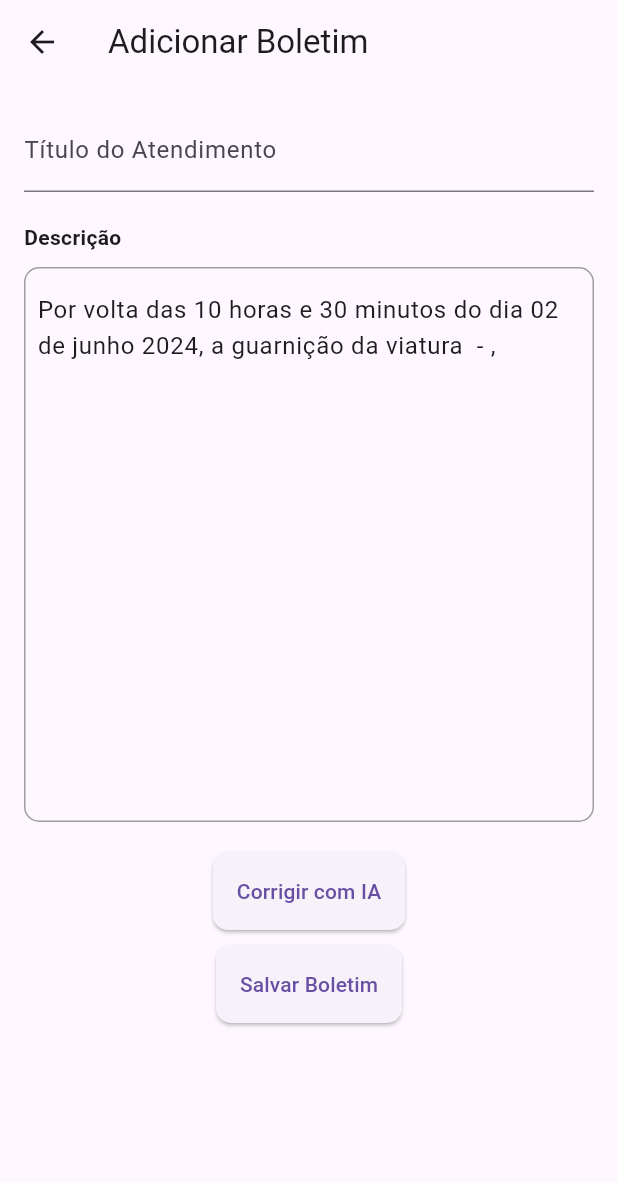
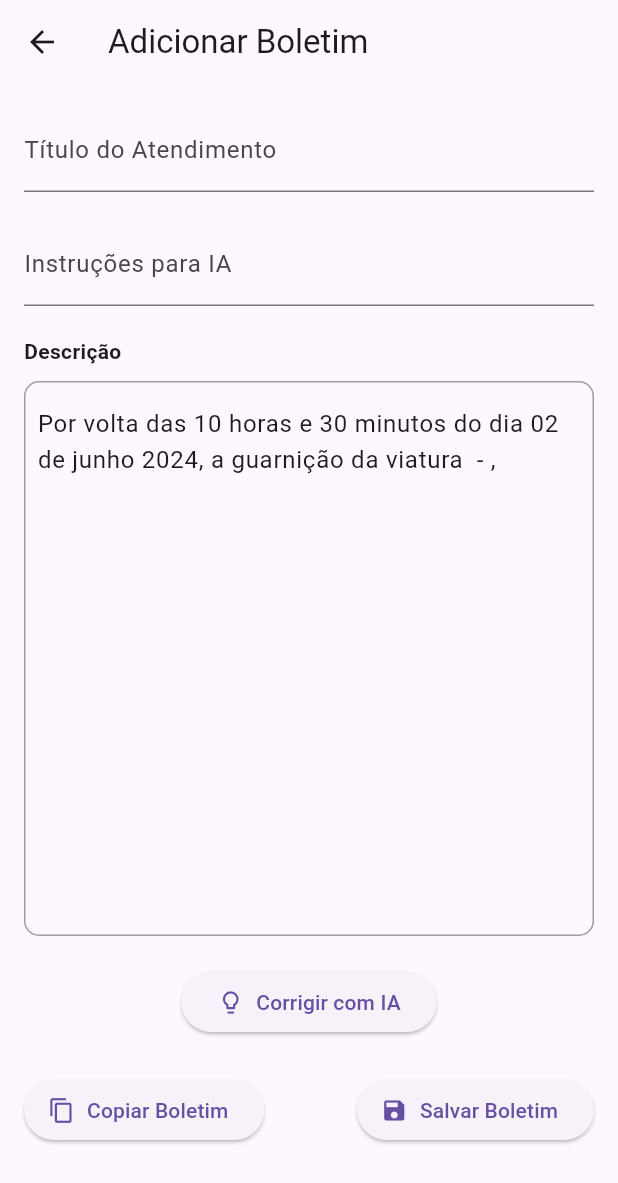
Before and after one commit to tiringa1313/note_gm, a Flutter app: the BoletimView screen opened directly with empty values, on a phone screen of 412 x 824 dp. Shown: the top 1183 px of the screen. Run offline on Flutter 3.47's test engine with Material 3 defaults, Android fonts, the light colour scheme and no system bars; our stand-ins replace shared_preferences, sqflite, sqflite_common_ffi; accounts and stored records are empty.

Commit message:
Corrigindo o texto

```diff
--- a/analysis_options.yaml
+++ b/analysis_options.yaml
@@ -9,7 +9,7 @@
 # packages, and plugins designed to encourage good coding practices.
 analyzer:
   errors:
-    depend_on_referenced_packages: ignore
+    depend_on_referenced_packages: ignore ignore
 include: package:flutter_lints/flutter.yaml
 
 linter:
--- a/lib/views/boletim_view.dart
+++ b/lib/views/boletim_view.dart
@@ -1,35 +1,86 @@
+import 'dart:convert';
+
 import 'package:flutter/material.dart';
+import 'package:flutter/services.dart';
 import 'package:intl/intl.dart';
+import 'package:http/http.dart' as http;
+import '../models/boletim.dart';
 import '../models/database_helper.dart';
-import '../models/boletim.dart';
+
+import 'dart:convert';
+import 'package:flutter/material.dart';
+import 'package:http/http.dart' as http;
+import 'package:intl/intl.dart';
+import 'package:flutter/services.dart';
+
+//sk-proj-IGbqxGYmhtEcRKPmRIRQT3BlbkFJS0cbJ7KlOVUmI46l4LMT
 
 class BoletimView extends StatelessWidget {
   final TextEditingController tituloController = TextEditingController();
   final TextEditingController descricaoController = TextEditingController();
+  final TextEditingController instrucoesController = TextEditingController();
   final String viatura;
-  final String nomenclatura; // Adicionando o parâmetro nomenclatura
+  final String nomenclatura;
 
   BoletimView({required this.viatura, required this.nomenclatura});
 
+  Future<void> corrigirTextoComIA(
+      BuildContext context, String instrucoes) async {
+    final apiKey = 'sk-proj-IGbqxGYmhtEcRKPmRIRQT3BlbkFJS0cbJ7KlOVUmI46l4LMT';
+    final url = 'https://api.openai.com/v1/chat/completions';
+
+    final encodedInstrucoes = Uri.encodeComponent(instrucoes);
+    final encodedTexto = Uri.encodeComponent(descricaoController.text);
+
+    final response = await http.post(
+      Uri.parse(url),
+      headers: {
+        'Content-Type': 'application/json',
+        'Authorization': 'Bearer $apiKey',
+      },
+      body: jsonEncode({
+        'model': 'gpt-3.5-turbo',
+        'messages': [
+          {
+            'role': 'system',
+            'content': '$encodedInstrucoes\n\nTexto: $encodedTexto'
+          }
+        ],
+        'max_tokens': 1000,
+        'temperature': 0.7,
+        'n': 1,
+        'stop': null,
+      }),
+    );
+
+    if (response.statusCode == 200) {
+      final data = json.decode(utf8.decode(response.bodyBytes));
+      final corrigido = data['choices'][0]['message']['content'];
+      descricaoController.text =
+          corrigido.trim(); // Atualiza o texto no controller
+      ScaffoldMessenger.of(context).showSnackBar(
+        SnackBar(content: Text('Texto corrigido com sucesso!')),
+      );
+    } else {
+      final errorData = json.decode(utf8.decode(response.bodyBytes));
+      print(
+          'Erro ao corrigir o texto: ${response.reasonPhrase}. Detalhes: ${errorData['error']['message']}');
+      throw Exception(
+          'Falha ao corrigir o texto: ${response.reasonPhrase}. Detalhes: ${errorData['error']['message']}');
+    }
+  }
+
   @override
   Widget build(BuildContext context) {
-    // Obtém a data atual
     DateTime dataAtual = DateTime.now();
-
-    // Obtém as horas e minutos atuais
     int horas = dataAtual.hour;
     int minutos = dataAtual.minute;
-
-    // Formata a data para o formato desejado ("dia de mês de ano")
     String dia = DateFormat('dd', 'pt_BR').format(dataAtual);
     String mesEAno = DateFormat('MMMM yyyy', 'pt_BR').format(dataAtual);
     String dataFormatada = '$dia de $mesEAno';
-
-    // Define a descrição com as horas, minutos e a data, incluindo o número da viatura e a nomenclatura
     String descricao =
         "Por volta das $horas horas e $minutos minutos do dia $dataFormatada, a guarnição da viatura $viatura - $nomenclatura,";
 
-    // Define o texto inicial no controlador do campo de descrição
     descricaoController.text = descricao;
 
     return Scaffold(
@@ -44,6 +95,12 @@ class BoletimView extends StatelessWidget {
             TextField(
               controller: tituloController,
               decoration: InputDecoration(labelText: 'Título do Atendimento'),
+              textCapitalization: TextCapitalization.sentences,
+            ),
+            SizedBox(height: 20),
+            TextField(
+              controller: instrucoesController,
+              decoration: InputDecoration(labelText: 'Instruções para IA'),
               textCapitalization: TextCapitalization.sentences,
             ),
             SizedBox(height: 20),
@@ -73,51 +130,58 @@ class BoletimView extends StatelessWidget {
             ),
             SizedBox(height: 20),
             Center(
-              child: Column(
+              child: ElevatedButton(
+                onPressed: () async {
+                  String texto = descricaoController.text;
+                  String instrucoes = instrucoesController.text;
+                  try {
+                    await corrigirTextoComIA(context, instrucoes);
+                  } catch (e) {
+                    ScaffoldMessenger.of(context).showSnackBar(
+                      SnackBar(content: Text('Falha ao corrigir o texto: $e')),
+                    );
+                  }
+                },
+                child: Row(
+                  mainAxisSize: MainAxisSize.min,
                   children: [
-                  ElevatedButton(
-                    onPressed: () {
-                      // Adicionar lógica para corrigir com IA
-                    },
-                    child: Text('Corrigir com IA'),
-                    style: ElevatedButton.styleFrom(
-                      padding: EdgeInsets.all(16.0),
-                      shape: RoundedRectangleBorder(
-                        borderRadius: BorderRadius.circular(10.0),
+                    Icon(Icons.lightbulb_outline),
+                    SizedBox(width: 8.0),
+                    Text('Corrigir com IA'),
+                  ],
                 ),
               ),
             ),
-                  SizedBox(height: 10),
-                  ElevatedButton(
+            SizedBox(height: 24),
+            Row(
+              mainAxisAlignment: MainAxisAlignment.spaceBetween,
+              children: [
+                ElevatedButton.icon(
+                  onPressed: () {
+                    Clipboard.setData(
+                        ClipboardData(text: descricaoController.text));
+                    ScaffoldMessenger.of(context).showSnackBar(
+                      SnackBar(
+                          content: Text(
+                              'Boletim copiado para a área de transferência')),
+                    );
+                  },
+                  icon: Icon(Icons.content_copy),
+                  label: Text('Copiar Boletim'),
+                ),
+                Center(
+                  child: ElevatedButton.icon(
                     onPressed: () async {
                       String titulo = tituloController.text;
                       String descricao = descricaoController.text;
 
-                      Boletim boletim = Boletim.create(
-                        data: DateTime.now(),
-                        tituloAtendimento: titulo,
-                        descricao: descricao,
-                      );
-
-                      await DatabaseHelper().insertBoletim(boletim);
-
-                      ScaffoldMessenger.of(context).showSnackBar(
-                        SnackBar(content: Text('Boletim salvo com sucesso!')),
-                      );
-
-                      // Retorna um valor para indicar que o boletim foi salvo
-                      Navigator.pop(context, true);
+                      // Salvar o boletim
                     },
-                    child: Text('Salvar Boletim'),
-                    style: ElevatedButton.styleFrom(
-                      padding: EdgeInsets.all(16.0),
-                      shape: RoundedRectangleBorder(
-                        borderRadius: BorderRadius.circular(10.0),
-                      ),
+                    icon: Icon(Icons.save),
+                    label: Text('Salvar Boletim'),
                   ),
                 ),
               ],
-              ),
             ),
           ],
         ),
--- a/lib/views/home_view.dart
+++ b/lib/views/home_view.dart
@@ -27,6 +27,8 @@ class _HomeViewState extends State<HomeView> {
 
   Future<void> _loadBoletins() async {
     boletins = await DatabaseHelper().getBoletins();
+    print(
+        "Número de boletins carregados: ${boletins.length}"); // Adicionando o print
     setState(() {});
   }
 
@@ -145,6 +147,7 @@ class _HomeViewState extends State<HomeView> {
                     decoration: InputDecoration(
                       labelText: 'Buscar Boletim',
                       border: OutlineInputBorder(),
+                      suffixIcon: Icon(Icons.search), // Ícone de lupa
                     ),
                     onChanged: (value) {
                       _searchBoletins();
--- a/pubspec.yaml
+++ b/pubspec.yaml
@@ -15,6 +15,7 @@ dependencies:
   sqflite_common_ffi: ^2.3.3
   uuid: ^4.4.0
   shared_preferences: ^2.2.3
+  http: ^1.2.1
 
 dev_dependencies:
   flutter_test:
```
Also changed, not shown: pubspec.lock. Lines whose indentation alone changed are shown as unchanged.
